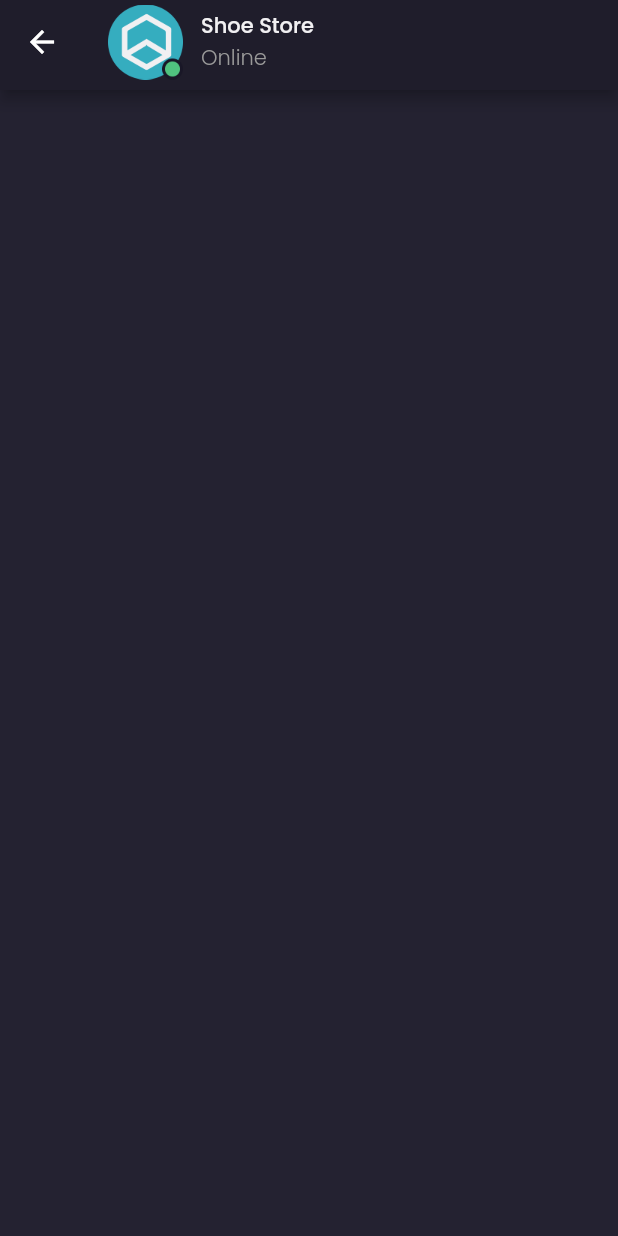
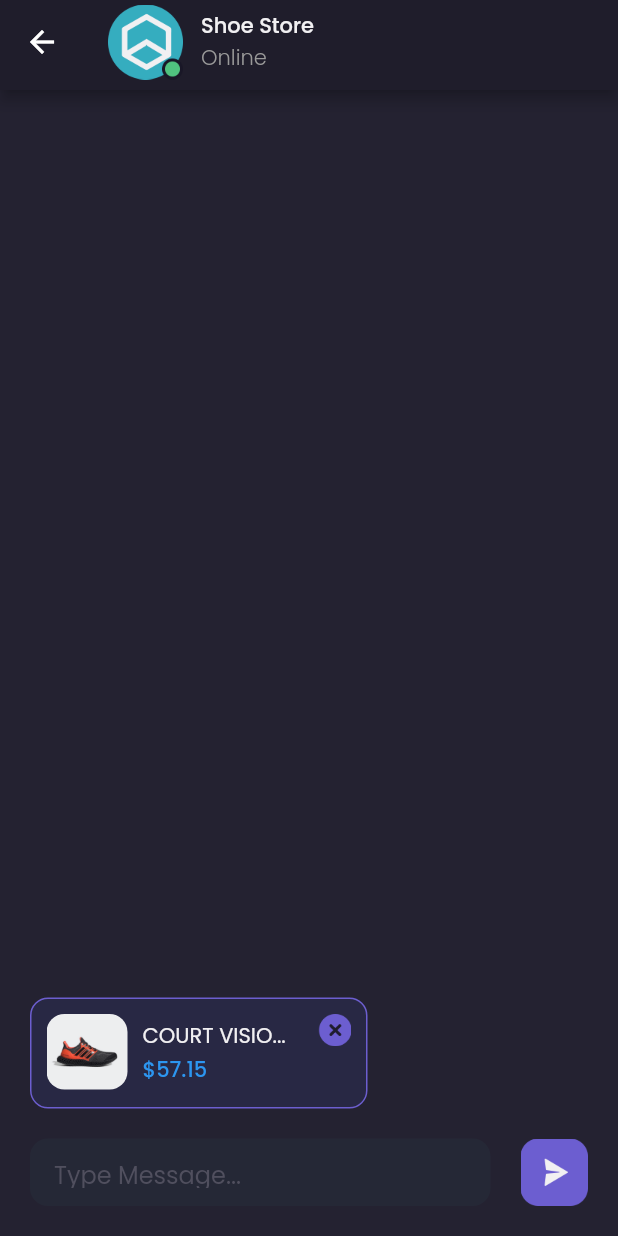
Before and after one commit to nenofetch/bwa_frontend_flutter, a Flutter app: the DetailChatPage screen opened by its route, on a phone screen of 412 x 824 dp. Run offline on Flutter 3.47's test engine with Material 2 defaults, Android fonts, the phone set to English and light mode, and no system bars; our stand-ins replace google_fonts.

Commit message:
chore: update detail chat

```diff
--- a/lib/pages/home/detail_chat_page.dart
+++ b/lib/pages/home/detail_chat_page.dart
@@ -4,8 +4,6 @@ import 'package:shamo_frontend/themes.dart';
 class DetailChatPage extends StatelessWidget {
   const DetailChatPage({super.key});
 
-  @override
-  Widget build(BuildContext context) {
   PreferredSizeWidget header() {
     return PreferredSize(
       preferredSize: Size.fromHeight(60),
@@ -46,9 +44,114 @@ class DetailChatPage extends StatelessWidget {
     );
   }
 
+  Widget productPreview() {
+    return Container(
+      width: 225,
+      height: 74,
+      margin: EdgeInsets.only(bottom: 20),
+      padding: EdgeInsets.all(10),
+      decoration: BoxDecoration(
+        color: backgroundColor5,
+        borderRadius: BorderRadius.circular(12),
+        border: Border.all(
+          color: primaryColor,
+        ),
+      ),
+      child: Row(
+        crossAxisAlignment: CrossAxisAlignment.start,
+        children: [
+          ClipRRect(
+            borderRadius: BorderRadius.circular(12),
+            child: Image.asset(
+              'assets/image_shoes.png',
+              width: 54,
+            ),
+          ),
+          SizedBox(
+            width: 10,
+          ),
+          Expanded(
+            child: Column(
+              crossAxisAlignment: CrossAxisAlignment.start,
+              mainAxisAlignment: MainAxisAlignment.center,
+              children: [
+                Text(
+                  'COURT VISIO...',
+                  style: primaryTextStyle,
+                  overflow: TextOverflow.ellipsis,
+                ),
+                SizedBox(
+                  height: 2,
+                ),
+                Text(
+                  '\$57.15',
+                  style: priceTextStyle.copyWith(
+                    fontWeight: medium,
+                  ),
+                )
+              ],
+            ),
+          ),
+          Image.asset(
+            'assets/button_close.png',
+            width: 22,
+          ),
+        ],
+      ),
+    );
+  }
+
+  Widget chatInput() {
+    return Container(
+      margin: EdgeInsets.all(20),
+      child: Column(
+        mainAxisSize: MainAxisSize.min,
+        crossAxisAlignment: CrossAxisAlignment.start,
+        children: [
+          productPreview(),
+          Row(
+            children: [
+              Expanded(
+                child: Container(
+                  height: 45,
+                  padding: EdgeInsets.symmetric(
+                    horizontal: 16,
+                    vertical: 12,
+                  ),
+                  decoration: BoxDecoration(
+                    color: backgroundColor4,
+                    borderRadius: BorderRadius.circular(12),
+                  ),
+                  child: Center(
+                    child: TextFormField(
+                      decoration: InputDecoration.collapsed(
+                        hintText: 'Type Message...',
+                        hintStyle: subtitleTextStyle,
+                      ),
+                    ),
+                  ),
+                ),
+              ),
+              SizedBox(
+                width: 20,
+              ),
+              Image.asset(
+                'assets/button_send.png',
+                width: 45,
+              ),
+            ],
+          ),
+        ],
+      ),
+    );
+  }
+
+  @override
+  Widget build(BuildContext context) {
     return Scaffold(
       backgroundColor: backgroundColor3,
       appBar: header(),
+      bottomNavigationBar: chatInput(),
     );
   }
 }
--- a/lib/themes.dart
+++ b/lib/themes.dart
@@ -11,6 +11,7 @@ Color backgroundColor1 = const Color(0xff1F1D2B);
 Color backgroundColor2 = const Color(0xff2B2937);
 Color backgroundColor3 = const Color(0xff242231);
 Color backgroundColor4 = const Color(0xff252836);
+Color backgroundColor5 = const Color(0xff282844);
 Color primaryTextColor = const Color(0xffF1F0F2);
 Color secondaryTextColor = const Color(0xff999999);
 Color subtitleColor = const Color(0xff504F5E);
```
Lines whose indentation alone changed are shown as unchanged.
